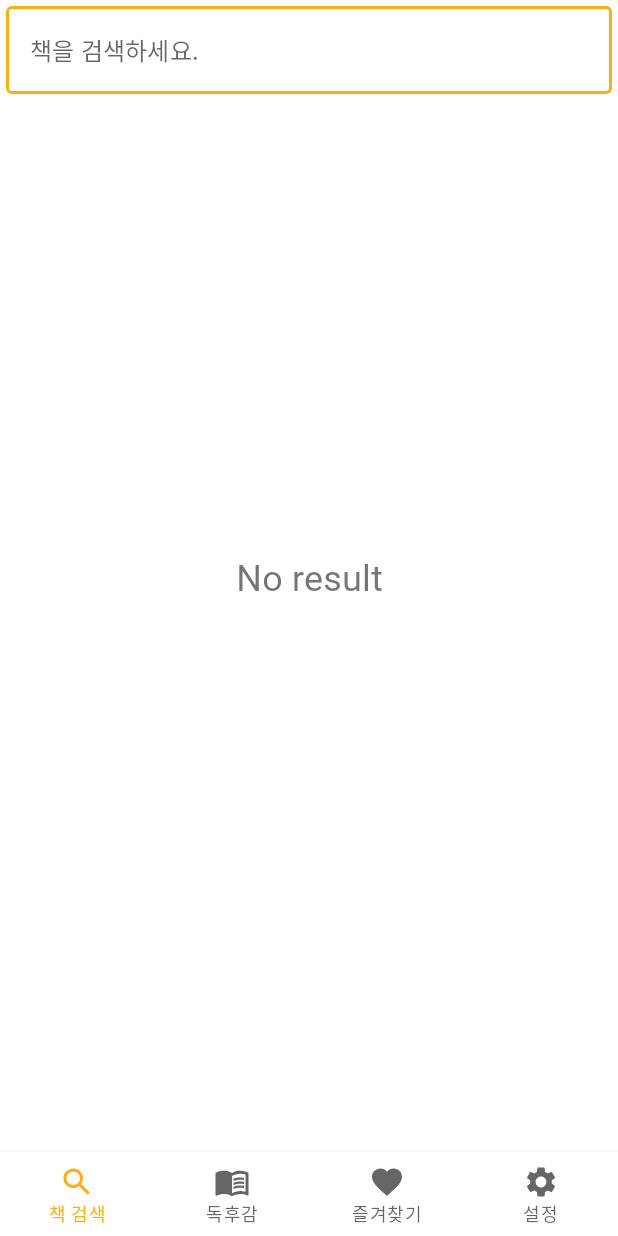
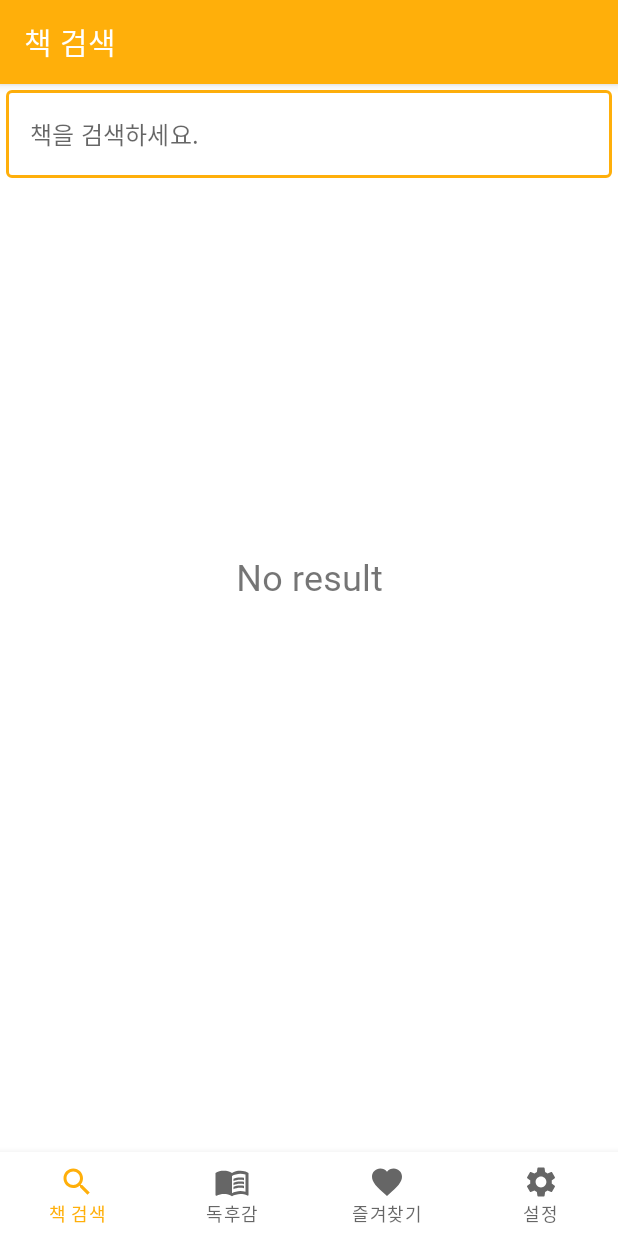
Before and after one commit to jminie-o8o/BookSearchApp, an Android app: the screen it shows after launch (MainActivity), on a phone screen of 412 x 824 dp. Run offline under Robolectric (Android 15) with nearby library versions, the phone set to English and light mode, and no system bars; our stand-ins replace Dagger/Hilt's generated code, Room's generated code, navigation-ui, paging; libraries missing offline, so code that uses them is left out: androidx.hilt.work.

Commit message:
feat: 상단 Appbar 설정

```diff
--- a/app/src/main/res/layout/fragment_search.xml
+++ b/app/src/main/res/layout/fragment_search.xml
@@ -1,10 +1,31 @@
 <?xml version="1.0" encoding="utf-8"?>
-<androidx.constraintlayout.widget.ConstraintLayout xmlns:android="http://schemas.android.com/apk/res/android"
+<androidx.constraintlayout.widget.ConstraintLayout
+    xmlns:android="http://schemas.android.com/apk/res/android"
     xmlns:app="http://schemas.android.com/apk/res-auto"
     xmlns:tools="http://schemas.android.com/tools"
     android:layout_width="match_parent"
     android:layout_height="match_parent"
     tools:context=".ui.view.SearchFragment">
+
+    <com.google.android.material.appbar.AppBarLayout
+        android:id="@+id/search_app_bar"
+        android:layout_width="match_parent"
+        android:layout_height="wrap_content"
+        app:layout_constraintTop_toTopOf="parent"
+        android:elevation="10dp"
+        android:background="@color/main_color">
+
+        <com.google.android.material.appbar.MaterialToolbar
+            android:id="@+id/tool_bar"
+            android:layout_width="match_parent"
+            android:layout_height="wrap_content"
+            app:layout_constraintEnd_toEndOf="parent"
+            app:layout_constraintStart_toStartOf="parent"
+            app:layout_constraintTop_toTopOf="parent"
+            app:titleTextColor="@color/white"
+            app:title="@string/search_menu" />
+
+    </com.google.android.material.appbar.AppBarLayout>
 
     <com.google.android.material.textfield.TextInputLayout
         android:id="@+id/tl_search"
@@ -16,7 +37,7 @@
         app:hintEnabled="false"
         app:layout_constraintEnd_toEndOf="parent"
         app:layout_constraintStart_toStartOf="parent"
-        app:layout_constraintTop_toTopOf="parent">
+        app:layout_constraintTop_toBottomOf="@+id/search_app_bar">
 
         <com.google.android.material.textfield.TextInputEditText
             android:id="@+id/et_search"
```
Also changed, not shown: app/src/main/res/layout/fragment_book_report.xml (+19 -4 lines), app/src/main/res/layout/fragment_favorite.xml (+21 -1 lines), app/src/main/res/layout/fragment_setting.xml (+23 -2 lines).
